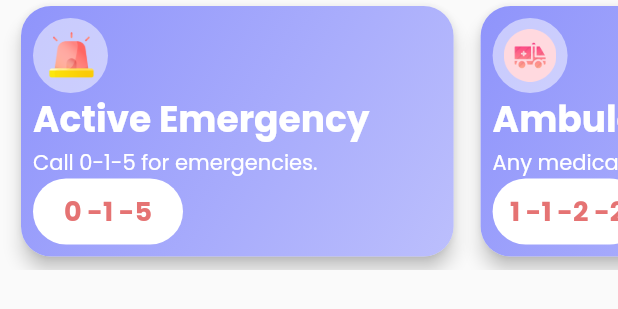
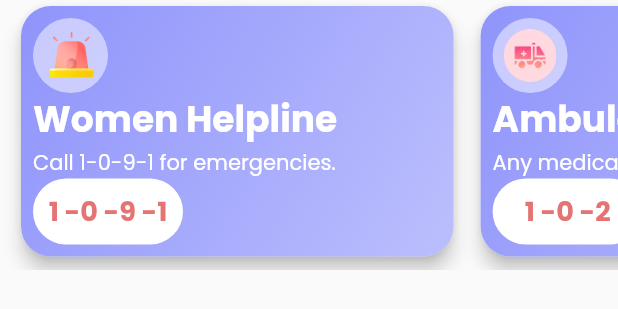
Before and after one commit to hetvikothari/Suraksha-, a Flutter app: the Emergency widget shown alone on an empty page, opened directly, on a phone screen of 412 x 824 dp. Shown: the top 309 px of the screen. Run offline on Flutter 3.47's test engine with Material 2 defaults, Android fonts, the light colour scheme and no system bars; our stand-ins replace carousel_slider, flutter_slidable, fluttertoast, google_fonts; missing offline and left inert: flutter_webview_plugin; network calls fail.

Commit message:
Frontend changes

```diff
--- a/suraksha/lib/login.dart
+++ b/suraksha/lib/Authentication/login.dart
@@ -1,6 +1,6 @@
 import 'package:flutter/material.dart';
 import 'package:suraksha/Dashboard/dashboard.dart';
-import './signup.dart';
+import 'signup.dart';
 
 class LoginPage extends StatefulWidget {
   const LoginPage({Key? key}) : super(key: key);
--- a/suraksha/lib/signup.dart
+++ b/suraksha/lib/Authentication/signup.dart
@@ -1,5 +1,5 @@
 import 'package:flutter/material.dart';
-import './login.dart';
+import 'login.dart';
 
 class SignUpPage extends StatefulWidget {
   const SignUpPage({Key? key}) : super(key: key);
--- a/suraksha/lib/Dashboard/widgets/emergency.dart
+++ b/suraksha/lib/Dashboard/widgets/emergency.dart
@@ -14,28 +14,28 @@ class Emergency extends StatelessWidget {
         children: const [
           EmergencyCard(
               imageName: "assets/icons/alert.png",
-              title: "Active Emergency",
-              description: "Call 0-1-5 for emergencies.",
-              number: "0 -1 -5",
-              callNum: "15"),
+              title: "Women Helpline",
+              description: "Call 1-0-9-1 for emergencies.",
+              number: "1 -0 -9 -1",
+              callNum: "1091"),
           EmergencyCard(
               imageName: "assets/ambulance.png",
               title: "Ambulance",
               description: "Any medical emergency",
-              number: "1 -1 -2 -2",
-              callNum: "1122"),
+              number: "1 -0 -2",
+              callNum: "102"),
           EmergencyCard(
               imageName: "assets/icons/alert.png",
-              title: "Fire Brigade",
-              description: "any Fire emergencies",
-              number: "0 -1 -6",
-              callNum: "16"),
+              title: "Police",
+              description: "Any crime related emergency",
+              number: "1 -0 -0",
+              callNum: "100"),
           EmergencyCard(
               imageName: "assets/army.png",
-              title: "NACTA",
+              title: "Active Emergency",
               description: "National Counter Terrorism Authority",
-              number: "1 -7 -1 -7",
-              callNum: "1717"),
+              number: "1 -1 -2",
+              callNum: "112"),
         ],
       ),
     );
--- a/suraksha/lib/constants.dart
+++ b/suraksha/lib/constants.dart
@@ -10,7 +10,7 @@ List<List<String>> sweetSayings = [
 ];
 
 List<String> articleTitle = [
-  "Pakistani women are inspiring country",
+  "Women are inspiring the country",
   "We have to end Violance",
   "Be a change",
   "You are strong"
--- a/suraksha/lib/splash.dart
+++ b/suraksha/lib/splash.dart
@@ -2,7 +2,7 @@ import 'dart:async';
 
 import 'package:flutter/material.dart';
 import 'package:suraksha/constants.dart';
-import 'package:suraksha/login.dart';
+import 'package:suraksha/Authentication/login.dart';
 
 class Splash extends StatefulWidget {
   const Splash({Key? key}) : super(key: key);
```
